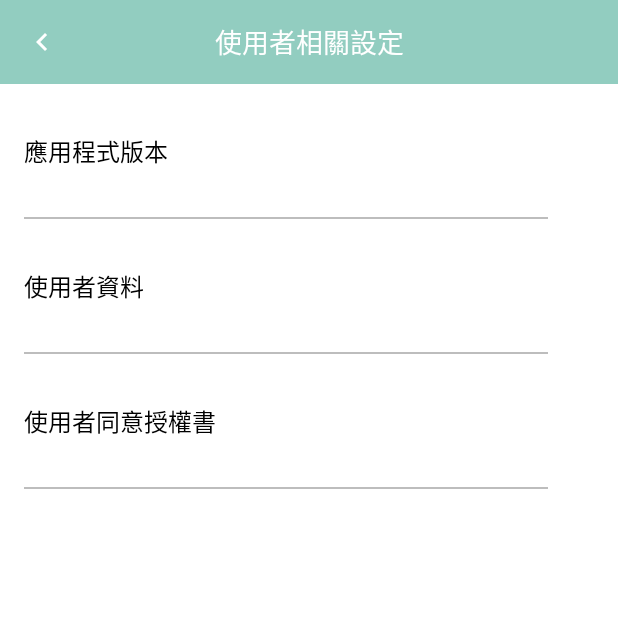
After one commit to tel3342311/iCGTracker, an Android app: the UserSettingActivity screen opened directly, with no data from a screen before it, on a phone screen of 412 x 824 dp, the top half of it. The commit adds this screen. Run offline under Robolectric (Android 15) with nearby library versions, the light colour scheme and no system bars; libraries missing offline, so code that uses them is left out: com.crashlytics.android, io.fabric.sdk.

Commit message:
Update AppInfo Activity

```diff
--- a/app/src/main/AndroidManifest.xml
+++ b/app/src/main/AndroidManifest.xml
@@ -37,7 +37,8 @@
             android:name="com.google.android.geo.API_KEY"
             android:value="AIzaSyBYr6GxRMdsMkMXpi3-unpC2eBJ9b8iWHg" />
 
-        <activity android:name=".EditFenceActivity"></activity>
+        <activity android:name=".EditFenceActivity" />
+        <activity android:name=".UserSettingActivity"/>
     </application>
 
 </manifest>
--- /dev/null
+++ b/app/src/main/java/icgtracker/liteon/com/iCGTracker/UserSettingActivity.java
@@ -0,0 +1,92 @@
+package icgtracker.liteon.com.iCGTracker;
+
+import android.content.pm.PackageInfo;
+import android.content.pm.PackageManager;
+import android.support.v7.app.AppCompatActivity;
+import android.os.Bundle;
+import android.support.v7.widget.LinearLayoutManager;
+import android.support.v7.widget.RecyclerView;
+import android.support.v7.widget.Toolbar;
+import android.view.Gravity;
+import android.view.View;
+
+import java.util.ArrayList;
+import java.util.List;
+
+import icgtracker.liteon.com.iCGTracker.util.AppInfoPrivacyItem;
+import icgtracker.liteon.com.iCGTracker.util.AppInfoPrivacyItemAdapter;
+import icgtracker.liteon.com.iCGTracker.util.AppInfoPrivacyItemAdapter.ViewHolder;
+
+public class UserSettingActivity extends AppCompatActivity {
+
+    private RecyclerView mRecyclerView;
+    private RecyclerView.Adapter mAdapter;
+    private RecyclerView.LayoutManager mLayoutManager;
+    private List<AppInfoPrivacyItem> myDataset = new ArrayList<>();
+    private Toolbar mToolbar;
+    public UserSettingActivity() {
+    }
+
+    @Override
+    protected void onCreate(Bundle savedInstanceState) {
+        super.onCreate(savedInstanceState);
+        setContentView(R.layout.activity_user_setting);
+        findViews();
+        //setupToolbar();
+        initRecycleView();
+    }
+
+    private void findViews() {
+        mRecyclerView = findViewById(R.id.setting_list);
+        mToolbar = findViewById(R.id.toolbar);
+    }
+
+    private void setupToolbar() {
+        setSupportActionBar(mToolbar);
+        getSupportActionBar().setDisplayHomeAsUpEnabled(true);
+        getSupportActionBar().setHomeButtonEnabled(true);
+
+        mToolbar.setNavigationIcon(R.drawable.ic_navigate_before_white_24dp);
+        mToolbar.setNavigationOnClickListener(v -> onBackPressed());
+        mToolbar.setTitle("");
+    }
+
+    public void initRecycleView() {
+        mRecyclerView.setHasFixedSize(true);
+        mLayoutManager = new LinearLayoutManager(this);
+        mRecyclerView.setLayoutManager(mLayoutManager);
+        setupData();
+        PackageInfo pInfo;
+        try {
+            pInfo = getPackageManager().getPackageInfo(getPackageName(), 0);
+            String version = pInfo.versionName;
+            mAdapter = new AppInfoPrivacyItemAdapter(myDataset, mClicks, version);
+            mRecyclerView.setAdapter(mAdapter);
+        } catch (PackageManager.NameNotFoundException e) {
+            e.printStackTrace();
+        }
+
+    }
+
+    private ViewHolder.IAppInfoPrivacyViewHolderClicks mClicks = new ViewHolder.IAppInfoPrivacyViewHolderClicks() {
+
+        @Override
+        public void onClick(AppInfoPrivacyItem item) {
+            if (item.getItemType() == AppInfoPrivacyItem.TYPE.PARENT_INFO) {
+
+            } else if (item.getItemType() == AppInfoPrivacyItem.TYPE.USER_TERM){
+
+            }
+        }
+    };
+
+    private void setupData(){
+        if (myDataset.size() == 0) {
+            for (AppInfoPrivacyItem.TYPE type : AppInfoPrivacyItem.TYPE.values()) {
+                AppInfoPrivacyItem item = new AppInfoPrivacyItem();
+                item.setItemType(type);
+                myDataset.add(item);
+            }
+        }
+    }
+}
--- /dev/null
+++ b/app/src/main/java/icgtracker/liteon/com/iCGTracker/util/AppInfoPrivacyItem.java
@@ -0,0 +1,55 @@
+package icgtracker.liteon.com.iCGTracker.util;
+
+
+import icgtracker.liteon.com.iCGTracker.App;
+import icgtracker.liteon.com.iCGTracker.R;
+
+public class AppInfoPrivacyItem {
+
+
+	public static enum TYPE {
+		APP_INFO(App.getContext().getString(R.string.app_ver)),
+        PARENT_INFO(App.getContext().getString(R.string.parent_info)),
+        USER_TERM(App.getContext().getString(R.string.welcome_user_term));
+
+		private String name;
+		private TYPE(String name) {
+			this.name = name;
+		}
+
+		public String getName() {
+			return name;
+		}
+    }
+
+	TYPE itemType;
+	String value;
+	/**
+	 * @return the value
+	 */
+	public String getValue() {
+		return value;
+	}
+	/**
+	 * @param value the value to set
+	 */
+	public void setValue(String value) {
+		this.value = value;
+	}
+	/**
+	 * @return the itemType
+	 */
+	public TYPE getItemType() {
+		return itemType;
+	}
+	/**
+	 * @param itemType the itemType to set
+	 */
+	public void setItemType(TYPE itemType) {
+		this.itemType = itemType;
+	}
+
+	public String getTitle() {
+		return itemType.getName();
+	}
+}
--- /dev/null
+++ b/app/src/main/java/icgtracker/liteon/com/iCGTracker/util/AppInfoPrivacyItemAdapter.java
@@ -0,0 +1,84 @@
+package icgtracker.liteon.com.iCGTracker.util;
+
+import android.support.v7.widget.RecyclerView;
+import android.support.v7.widget.RecyclerView.Adapter;
+import android.view.LayoutInflater;
+import android.view.View;
+import android.view.View.OnClickListener;
+import android.view.ViewGroup;
+import android.widget.ImageView;
+import android.widget.TextView;
+
+
+import java.lang.ref.WeakReference;
+import java.util.List;
+
+import icgtracker.liteon.com.iCGTracker.R;
+
+public class AppInfoPrivacyItemAdapter extends Adapter<AppInfoPrivacyItemAdapter.ViewHolder> {
+
+	private WeakReference<ViewHolder.IAppInfoPrivacyViewHolderClicks> mClickListener;
+	private List<AppInfoPrivacyItem> mDataset;
+	private String mVersionInfo;
+
+	public void setmVersionInfo(String mVersionInfo) {
+		this.mVersionInfo = mVersionInfo;
+	}
+
+	public static class ViewHolder extends RecyclerView.ViewHolder implements OnClickListener{
+        // each data item is just a string in this case
+        public View mRootView;
+        public TextView mTitleTextView;
+        public TextView mValueTextView;
+        private AppInfoPrivacyItem mItem;
+        public WeakReference<IAppInfoPrivacyViewHolderClicks> mClicks;
+        public ViewHolder(View v, IAppInfoPrivacyViewHolderClicks click) {
+            super(v);
+            mRootView = v;
+            mClicks = new WeakReference<IAppInfoPrivacyViewHolderClicks>(click);
+        }
+		@Override
+		public void onClick(View v) {
+			mClicks.get().onClick(mItem);
+		}
+
+		public static interface IAppInfoPrivacyViewHolderClicks {
+	        public void onClick(AppInfoPrivacyItem item);
+	    }
+    }
+
+    public AppInfoPrivacyItemAdapter(List<AppInfoPrivacyItem> appInfoDataset, ViewHolder.IAppInfoPrivacyViewHolderClicks clicks, String versionCode) {
+        mDataset = appInfoDataset;
+        mClickListener = new WeakReference<ViewHolder.IAppInfoPrivacyViewHolderClicks>(clicks);
+        mVersionInfo = versionCode;
+    }
+
+	@Override
+	public int getItemCount() {
+		return mDataset.size();
+	}
+
+	@Override
+	public void onBindViewHolder(ViewHolder holder, int position) {
+		AppInfoPrivacyItem item = mDataset.get(position);
+        holder.mTitleTextView.setText(item.getTitle());
+        if (item.getItemType() == AppInfoPrivacyItem.TYPE.APP_INFO) {
+        	holder.mValueTextView.setText(mVersionInfo);
+        }
+        holder.mItem = mDataset.get(position);
+
+	}
+
+	@Override
+	public ViewHolder onCreateViewHolder(ViewGroup parent, int arg1) {
+		// create a new view
+        View v = LayoutInflater.from(parent.getContext())
+                               .inflate(R.layout.component_app_info_item, parent, false);
+        // set the view's size, margins, paddings and layout parameters
+        ViewHolder vh = new ViewHolder(v, mClickListener.get());
+        vh.mTitleTextView = (TextView) v.findViewById(R.id.title_text);
+        vh.mValueTextView = (TextView) v.findViewById(R.id.value_text);
+        v.setOnClickListener(vh);
+        return vh;
+	}
+}
--- a/app/src/main/res/layout/activity_edit_fence.xml
+++ b/app/src/main/res/layout/activity_edit_fence.xml
@@ -23,7 +23,9 @@
             android:layout_width="wrap_content"
             android:layout_height="wrap_content"
             android:text="@string/edit_fence_title"
-            android:layout_gravity="center" />
+            style="@style/list_item_big"
+            android:layout_gravity="center"
+            android:textColor="@color/md_white_1000"/>
 
         <ImageView
             android:id="@+id/confirm"
--- /dev/null
+++ b/app/src/main/res/layout/activity_user_setting.xml
@@ -0,0 +1,46 @@
+<?xml version="1.0" encoding="utf-8"?>
+<android.support.constraint.ConstraintLayout xmlns:android="http://schemas.android.com/apk/res/android"
+    xmlns:app="http://schemas.android.com/apk/res-auto"
+    xmlns:tools="http://schemas.android.com/tools"
+    android:layout_width="match_parent"
+    android:layout_height="match_parent"
+    tools:context="icgtracker.liteon.com.iCGTracker.UserSettingActivity">
+
+    <android.support.v7.widget.Toolbar
+        android:id="@+id/toolbar"
+        android:layout_width="match_parent"
+        android:layout_height="wrap_content"
+        android:minHeight="?attr/actionBarSize"
+        android:background="?attr/colorPrimary">
+
+        <ImageView
+            android:id="@+id/cancel"
+            android:layout_width="@dimen/bottom_bar_icon_size"
+            android:layout_height="@dimen/bottom_bar_icon_size"
+            android:layout_marginStart="@dimen/activity_horizontal_margin"
+            android:src="@drawable/ic_navigate_before_white_24dp"/>
+
+        <TextView
+            android:id="@+id/toolbar_title"
+            android:layout_width="wrap_content"
+            android:layout_height="wrap_content"
+            android:text="@string/use_setting"
+            style="@style/list_item_big"
+            android:layout_gravity="center"
+            android:textColor="@color/md_white_1000"/>
+
+    </android.support.v7.widget.Toolbar>
+
+    <android.support.v7.widget.RecyclerView
+        android:id="@+id/setting_list"
+        android:layout_width="0dp"
+        android:layout_height="0dp"
+        android:layout_marginStart="@dimen/activity_horizontal_margin"
+        android:layout_marginEnd="@dimen/activity_horizontal_margin"
+        app:layout_constraintBottom_toBottomOf="parent"
+        app:layout_constraintEnd_toEndOf="parent"
+        app:layout_constraintStart_toStartOf="parent"
+        app:layout_constraintTop_toBottomOf="@+id/toolbar" />
+
+
+</android.support.constraint.ConstraintLayout>
--- /dev/null
+++ b/app/src/main/res/layout/component_app_info_item.xml
@@ -0,0 +1,30 @@
+<?xml version="1.0" encoding="utf-8"?>
+<RelativeLayout xmlns:android="http://schemas.android.com/apk/res/android"
+    android:layout_width="match_parent"
+    android:layout_height="@dimen/healthy_item_height">
+
+     <TextView
+         android:id="@+id/title_text"
+         android:layout_width="wrap_content"
+         android:layout_height="wrap_content"
+         android:layout_centerVertical="true"
+         style="@style/list_item"/>
+
+     <TextView
+         android:id="@+id/value_text"
+         android:layout_width="wrap_content"
+         android:layout_height="wrap_content"
+         android:layout_alignParentEnd="true"
+         android:layout_centerVertical="true"
+         android:layout_marginEnd="@dimen/healthy_bottom_line_margin"
+         style="@style/list_item"/>
+
+     <View
+         android:layout_width="match_parent"
+         android:layout_height="1dp"
+         android:background="@color/md_grey_400"
+         android:layout_alignParentBottom="true"
+         android:layout_alignStart="@id/title_text"
+         android:layout_alignEnd="@id/value_text"
+         android:layout_marginEnd="@dimen/healthy_bottom_line_margin"/>
+</RelativeLayout>
--- a/app/src/main/res/values/strings.xml
+++ b/app/src/main/res/values/strings.xml
@@ -22,4 +22,8 @@
     <string name="edit_fence_title">增加守護區域</string>
     <string name="edit_fence_hint">守護區域名</string>
     <string name="fence_size_title">設定守護之環範圍大小(公里)</string>
+    <string name="app_ver">應用程式版本</string>
+    <string name="parent_info">使用者資料</string>
+    <string name="welcome_user_term">使用者同意授權書</string>
+    <string name="use_setting">使用者相關設定</string>
 </resources>
```
Also changed, not shown: app/src/main/java/icgtracker/liteon/com/iCGTracker/MainActivity.java (+9 -1 lines), app/src/main/java/icgtracker/liteon/com/iCGTracker/fragment/FenceFragment.java (+36 -0 lines), app/src/main/java/icgtracker/liteon/com/iCGTracker/fragment/SafeFragment.java (+28 -3 lines).
